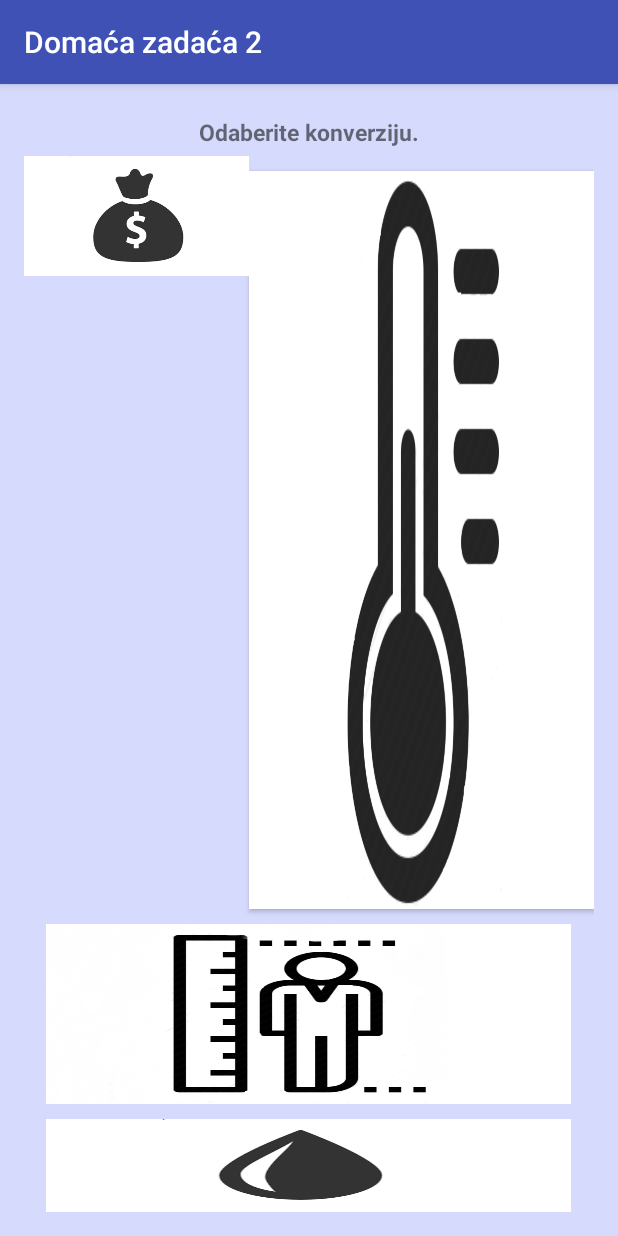
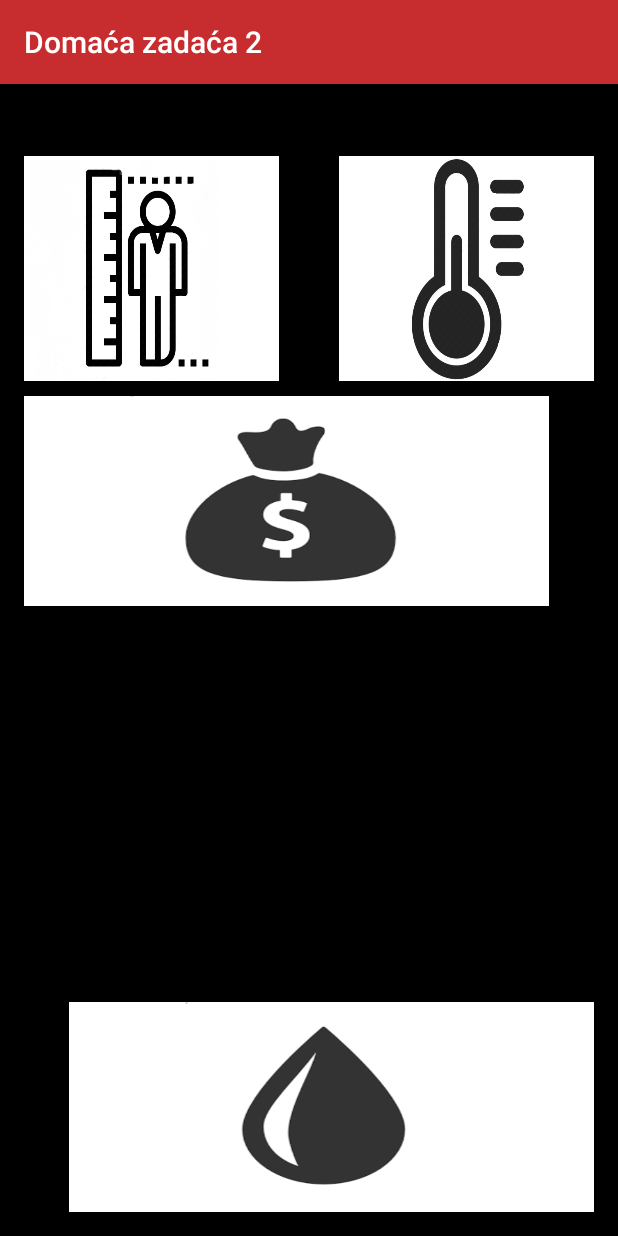
Before and after one commit to gabrielaa03/DZ2-RMA, an Android app: the screen it shows after launch (MainActivity), on a phone screen of 412 x 824 dp. Run offline under Robolectric (Android 15) with nearby library versions, the phone set to English and light mode, and no system bars.

Commit message:
promjena boja i activity_main-a

```diff
--- a/app/src/main/res/layout/activity_main.xml
+++ b/app/src/main/res/layout/activity_main.xml
@@ -8,7 +8,7 @@
     android:paddingRight="@dimen/activity_horizontal_margin"
     android:paddingTop="@dimen/activity_vertical_margin"
     tools:context="com.gabrielaangebrandt.dz2.MainActivity"
-    android:background="@color/lightblue">
+    android:background="@color/black">
 
    <TextView
         android:id="@+id/prviText"
@@ -22,43 +22,41 @@
 
     <Button
         android:id="@+id/prviGumb"
-        android:layout_width="150dp"
-        android:layout_height="80dp"
-        android:layout_below="@id/prviText"
+        android:layout_width="350dp"
+        android:layout_height="140dp"
         android:padding="@dimen/margin"
-        android:background="@drawable/novac"
-        />
+        android:layout_below="@id/drugiGumb"
+        android:layout_marginTop="10dp"
+        android:background="@drawable/novac" />
     <Button
         android:id="@+id/drugiGumb"
-        android:layout_width="wrap_content"
-        android:layout_height="wrap_content"
-        android:layout_marginTop="10dp"
-        android:layout_below="@+id/prviText"
-        android:layout_toRightOf="@id/prviGumb"
+        android:layout_width="170dp"
+        android:layout_height="150dp"
         android:padding="@dimen/margin"
         android:background="@drawable/temperatura"
+        android:layout_below="@+id/prviText"
+        android:layout_alignParentRight="true"
+        android:layout_alignParentEnd="true"
         />
     <Button
         android:id="@+id/treciGumb"
-        android:layout_width="350dp"
-        android:layout_height="120dp"
-        android:layout_marginTop="10dp"
-        android:layout_below="@+id/drugiGumb"
-        android:layout_centerHorizontal="true"
+        android:layout_width="170dp"
+        android:layout_height="150dp"
         android:padding="@dimen/margin"
         android:background="@drawable/duzina"
 
-        />
+        android:layout_below="@+id/prviText"
+        android:layout_alignParentLeft="true"
+        android:layout_alignParentStart="true" />
     <Button
         android:id="@+id/cetvrtiGumb"
         android:layout_width="350dp"
-        android:layout_height="120dp"
-        android:layout_marginTop="10dp"
-        android:layout_below="@+id/treciGumb"
-        android:layout_centerHorizontal="true"
+        android:layout_height="140dp"
         android:padding="@dimen/margin"
         android:background="@drawable/tekucina"
 
-        />
+        android:layout_alignParentBottom="true"
+        android:layout_alignParentRight="true"
+        android:layout_alignParentEnd="true" />
 
 </RelativeLayout>
--- a/app/src/main/res/values/colors.xml
+++ b/app/src/main/res/values/colors.xml
@@ -1,8 +1,8 @@
 <?xml version="1.0" encoding="utf-8"?>
 <resources>
-    <color name="colorPrimary">#3F51B5</color>
-    <color name="colorPrimaryDark">#303F9F</color>
-    <color name="colorAccent">#8040ff</color>
+    <color name="colorPrimary">#c72c2f</color>
+    <color name="colorPrimaryDark">#c40208</color>
+    <color name="colorAccent">#ff1423</color>
     <color name="crvena">#e1d12046</color>
     <color name="zuta">#daffeb39</color>
     <color name="zelena">#dc29a936</color>
@@ -11,4 +11,5 @@
     <color name="lightgrey">#f4eae7</color>
     <color name="lightgreen">#b79cffc4</color>
     <color name="white">#ffffff</color>
+    <color name="black">#000000</color>
 </resources>
```
